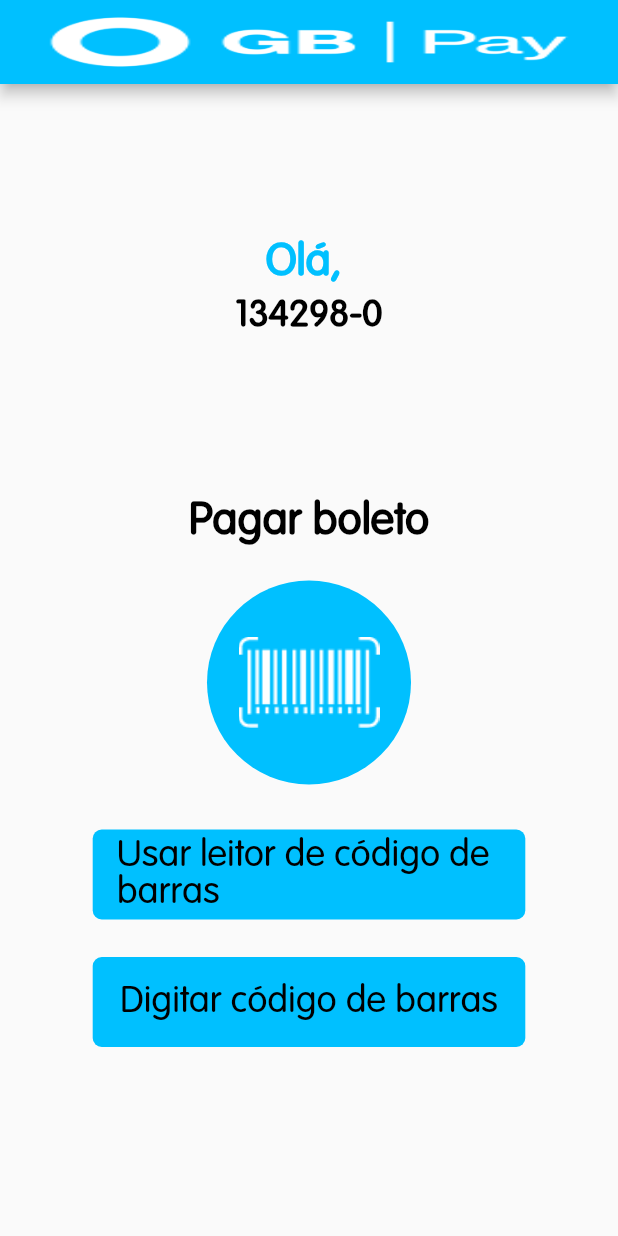
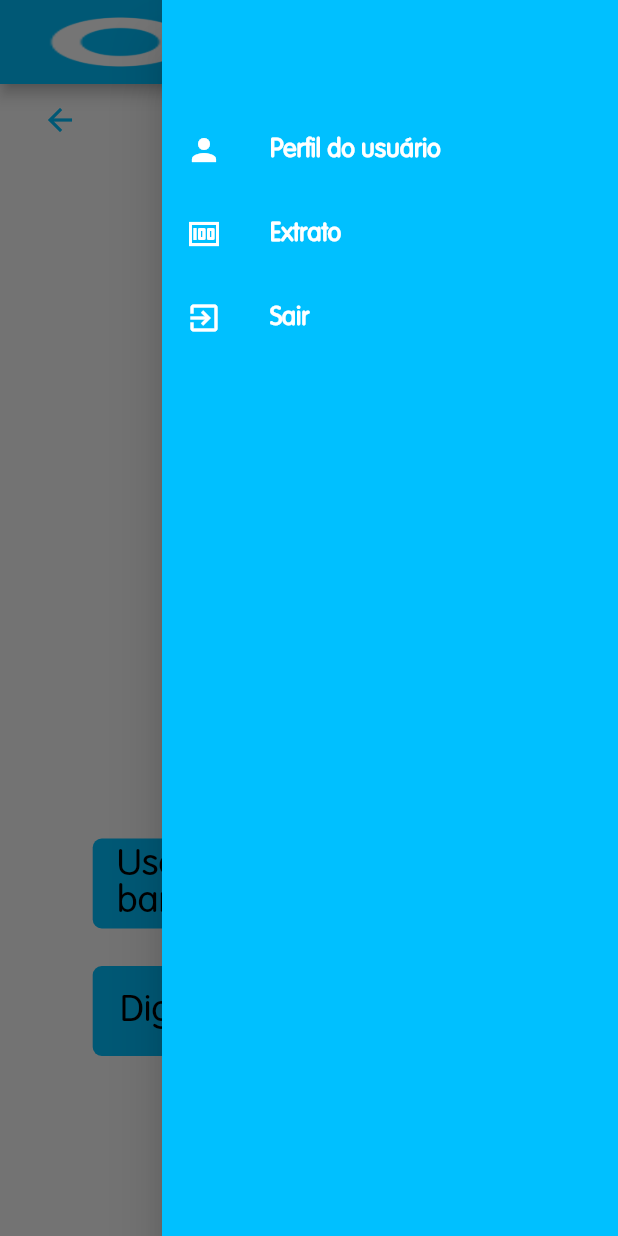
Before and after one commit to ifdtech-develop/gb_pay_mobile, a Flutter app: the PaymentPage screen opened directly with empty values, with the side drawer open (before the commit the screen has no drawer), on a phone screen of 412 x 824 dp. Run offline on Flutter 3.47's test engine with Material 2 defaults, Android fonts, the light colour scheme and no system bars; our stand-ins replace dartz, equatable, flutter_bloc, flutter_svg, freezed_annotation, get_it and 3 more; missing offline and left inert: base32, device_information, easy_mask, flutter_barcode_scanner, macadress_gen, ootp and 2 more; accounts and stored records are empty.

Commit message:
Tela de extrato e criação do Drawer

```diff
--- a/lib/src/constants/routes.dart
+++ b/lib/src/constants/routes.dart
@@ -13,6 +13,7 @@ import 'package:gb_pay_mobile/src/features/receipt/pages/receipt_screen.dart';
 import 'package:gb_pay_mobile/src/features/signin/pages/signin_screen.dart';
 import 'package:gb_pay_mobile/src/features/signup/pages/signup_screen.dart';
 import 'package:gb_pay_mobile/src/features/splash/pages/splash_screen.dart';
+import 'package:gb_pay_mobile/src/features/statement/pages/statement_screen.dart';
 import 'package:gb_pay_mobile/src/features/token/pages/token_screen.dart';
 
 class AppRouteNames {
@@ -30,6 +31,7 @@ class AppRouteNames {
   static const String creditcard = '/creditcard';
   static const String paymentLocation = '/paymentLocation';
   static const String receipt = '/receipt';
+  static const String statement = '/statement';
 }
 
 class AppRoutes {
@@ -56,5 +58,6 @@ class AppRoutes {
     AppRouteNames.creditcard: (_) => CreditCardScreen(),
     AppRouteNames.paymentLocation: (_) => PaymentLocationScreen(),
     AppRouteNames.receipt: (_) => ReceiptScreen(),
+    AppRouteNames.statement: (_) => StatementPage(),
   };
 }
--- a/lib/src/features/code_bar/pages/code_bar.dart
+++ b/lib/src/features/code_bar/pages/code_bar.dart
@@ -216,7 +216,11 @@ class _CodeBarPageState extends State<CodeBarPage> {
       height: 60.0,
       child: ElevatedButton(
         onPressed: () {
-          Navigator.pushNamed(context, AppRouteNames.newPaymentPage);
+          Navigator.pushNamed(
+            context,
+            AppRouteNames.newPaymentPage,
+            arguments: codeBar,
+          );
         },
         style: ElevatedButton.styleFrom(
           shape: RoundedRectangleBorder(
--- a/lib/src/features/payment/pages/payment_screen.dart
+++ b/lib/src/features/payment/pages/payment_screen.dart
@@ -28,14 +28,76 @@ class _PaymentPageState extends State<PaymentPage> {
   @override
   Widget build(BuildContext context) {
     return Scaffold(
+      endDrawer: Drawer(
+        backgroundColor: Color(0xFF00C0FF),
+        child: Padding(
+          padding: const EdgeInsets.only(
+            top: 72.0,
+          ),
+          child: ListView(
+            // Important: Remove any padding from the ListView.
+            padding: EdgeInsets.zero,
+            children: [
+              ListTile(
+                leading: Icon(
+                  Icons.person,
+                  color: Colors.white,
+                ),
+                title: const Text(
+                  'Perfil do usuário',
+                  style: TextStyle(
+                    color: Colors.white,
+                    fontSize: 17.0,
+                    fontWeight: FontWeight.bold,
+                  ),
+                ),
+                onTap: () {
+                  // Update the state of the app
+                  // ...
+                  // Then close the drawer
+                },
+              ),
+              ListTile(
+                leading: Icon(
+                  Icons.money,
+                  color: Colors.white,
+                ),
+                hoverColor: Colors.white70,
+                title: const Text(
+                  'Extrato',
+                  style: TextStyle(
+                    fontWeight: FontWeight.bold,
+                    fontSize: 17.0,
+                    color: Colors.white,
+                  ),
+                ),
+                onTap: () {
+                  Navigator.pushNamed(context, AppRouteNames.statement);
+                },
+              ),
+              ListTile(
+                leading: Icon(
+                  Icons.exit_to_app,
+                  color: Colors.white,
+                ),
+                hoverColor: Colors.white70,
+                title: const Text(
+                  'Sair',
+                  style: TextStyle(
+                    fontWeight: FontWeight.bold,
+                    fontSize: 17.0,
+                    color: Colors.white,
+                  ),
+                ),
+                onTap: () {
+                  Navigator.pushNamed(context, AppRouteNames.greetings);
+                },
+              ),
+            ],
+          ),
+        ),
+      ),
       appBar: AppBar(
-        // title: Text(
-        //   'Olá, ' + widget.user.name.split(" ")[0],
-        //   style: const TextStyle(
-        //     fontSize: 27,
-        //     fontWeight: FontWeight.bold,
-        //   ),
-        // ),
         centerTitle: true,
         leading: Image.asset(
           AppAssets.logoIcon,
@@ -43,17 +105,20 @@ class _PaymentPageState extends State<PaymentPage> {
           fit: BoxFit.fill,
         ),
         leadingWidth: MediaQuery.of(context).size.width,
+        iconTheme: IconThemeData(color: Colors.white, size: 40.0),
       ),
       body: Padding(
         padding: const EdgeInsets.only(
           left: 16.0,
           right: 16.0,
         ),
+        child: SingleChildScrollView(
           child: Column(
             crossAxisAlignment: CrossAxisAlignment.center,
             children: [
+              _backButton,
               Padding(
-              padding: const EdgeInsets.only(top: 104.0),
+                padding: const EdgeInsets.only(top: 88.0),
                 child: Center(
                   child: Text(
                     'Olá, ' + widget.user.name.split(" ")[0],
@@ -73,7 +138,16 @@ class _PaymentPageState extends State<PaymentPage> {
             ],
           ),
         ),
+      ),
     );
+  }
+
+  Widget get _backButton {
+    return Align(
+        alignment: Alignment.topLeft,
+        child: BackButton(
+          color: ColorsProject.blueWhite,
+        ));
   }
 
   Widget get _dataCode {
@@ -93,7 +167,7 @@ class _PaymentPageState extends State<PaymentPage> {
   Widget get _paymentTitle {
     return const Padding(
       padding: EdgeInsets.only(
-        top: 110.0,
+        top: 84.0,
         bottom: 24.0,
       ),
       child: Text(
```
Also changed, not shown: lib/src/features/new_payment/pages/new_payment_screen.dart (+13 -4 lines), lib/src/features/statement/pages/statement_screen.dart (added, +179 -0 lines). Lines whose indentation alone changed are shown as unchanged.
